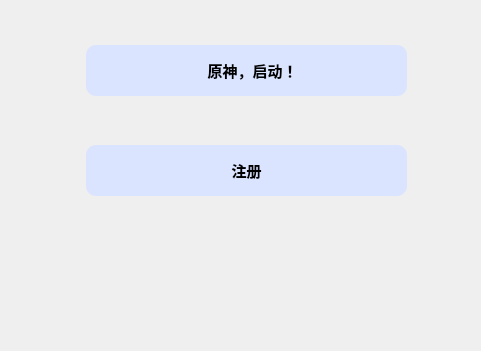
Above: Client/login.ui from BIT-Linpop-DevTeam/LinpopClientDemo before the change; both pictures show x 784 to 1265 and y 475 to 826 of the 1265 by 826 pixel window. Below: the same form after it.
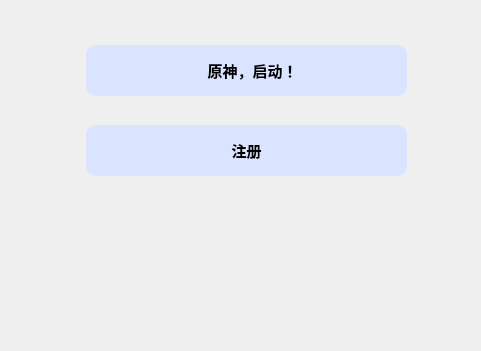
That is the form after the change. Icons and pictures are not drawn.

Commit message: fix bug of friend list display

What changed in the file:
```diff
--- a/Client/login.ui
+++ b/Client/login.ui
@@ -260,7 +260,7 @@
     <property name="geometry">
      <rect>
       <x>870</x>
-      <y>620</y>
+      <y>600</y>
       <width>321</width>
       <height>51</height>
      </rect>
```
The commit also changes 2 other files.
